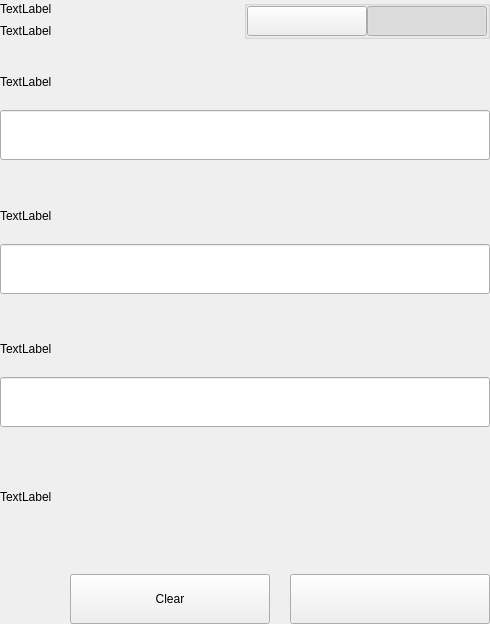
Before: the Qt Designer form src/qt/aezora/settings/forms/settingsbittoolwidget.ui in decenomy/AZR, drawn with Qt 5.
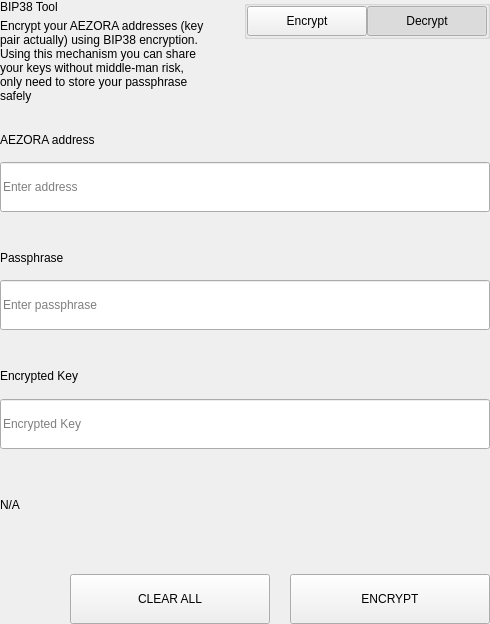
After: the same form once the commit is applied.

What changed in the file:
```diff
--- a/src/qt/aezora/settings/forms/settingsbittoolwidget.ui
+++ b/src/qt/aezora/settings/forms/settingsbittoolwidget.ui
@@ -62,14 +62,15 @@
             <item>
              <widget class="QLabel" name="labelTitle">
               <property name="text">
-               <string>TextLabel</string>
+               <string>BIP38 Tool</string>
               </property>
              </widget>
             </item>
             <item>
              <widget class="QLabel" name="labelSubtitle1">
               <property name="text">
-               <string>TextLabel</string>
+               <string>Encrypt your AEZORA addresses (key pair actually) using BIP38 encryption.
+Using this mechanism you can share your keys without middle-man risk, only need to store your passphrase safely</string>
               </property>
               <property name="wordWrap">
                <bool>true</bool>
@@ -133,7 +134,7 @@
                 <enum>Qt::NoFocus</enum>
                </property>
                <property name="text">
-                <string/>
+                <string>Encrypt</string>
                </property>
                <property name="checkable">
                 <bool>true</bool>
@@ -161,7 +162,7 @@
                 <enum>Qt::NoFocus</enum>
                </property>
                <property name="text">
-                <string/>
+                <string>Decrypt</string>
                </property>
                <property name="checkable">
                 <bool>true</bool>
@@ -647,7 +648,7 @@
                   </size>
                  </property>
                  <property name="text">
-                  <string>TextLabel</string>
+                  <string>AEZORA address</string>
                  </property>
                 </widget>
                </item>
@@ -659,6 +660,9 @@
                    <height>50</height>
                   </size>
                  </property>
+                 <property name="placeholderText">
+                  <string>Enter address</string>
+                 </property>
                 </widget>
                </item>
               </layout>
@@ -718,7 +722,7 @@
                     </size>
                    </property>
                    <property name="text">
-                    <string>TextLabel</string>
+                    <string>Passphrase</string>
                    </property>
                   </widget>
                  </item>
@@ -736,6 +740,9 @@
                      <height>50</height>
                     </size>
                    </property>
+                   <property name="placeholderText">
+                    <string>Enter passphrase</string>
+                   </property>
                   </widget>
                  </item>
                 </layout>
@@ -801,7 +808,7 @@
                   </size>
                  </property>
                  <property name="text">
-                  <string>TextLabel</string>
+                  <string>Encrypted Key</string>
                  </property>
                 </widget>
                </item>
@@ -813,6 +820,9 @@
                    <height>50</height>
                   </size>
                  </property>
+                 <property name="placeholderText">
+                  <string>Encrypted Key</string>
+                 </property>
                 </widget>
                </item>
               </layout>
@@ -821,7 +831,7 @@
             <item>
              <widget class="QLabel" name="statusLabel_ENC">
               <property name="text">
-               <string>TextLabel</string>
+               <string notr="true">N/A</string>
               </property>
              </widget>
             </item>
@@ -874,7 +884,7 @@
                  <enum>Qt::NoFocus</enum>
                 </property>
                 <property name="text">
-                 <string>Clear</string>
+                 <string>CLEAR ALL</string>
                 </property>
                </widget>
               </item>
@@ -912,7 +922,7 @@
                  <enum>Qt::NoFocus</enum>
                 </property>
                 <property name="text">
-                 <string/>
+                 <string>ENCRYPT</string>
                 </property>
                </widget>
               </item>
```
Left out of the diff: 19 changed lines with no effect on the pictures.
